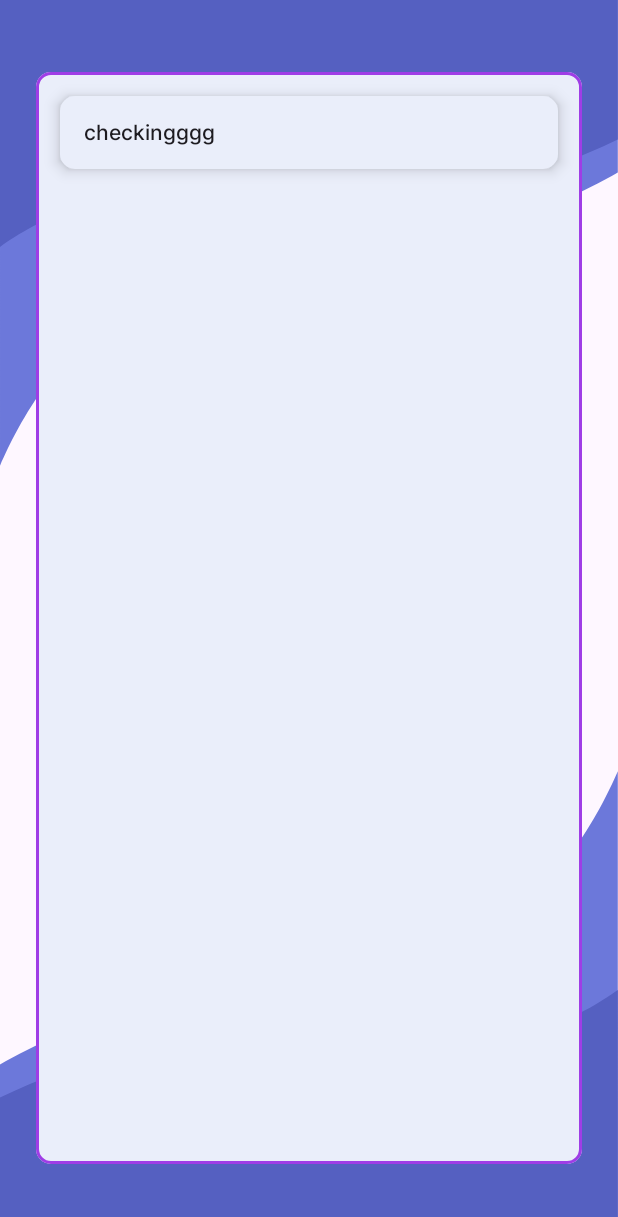
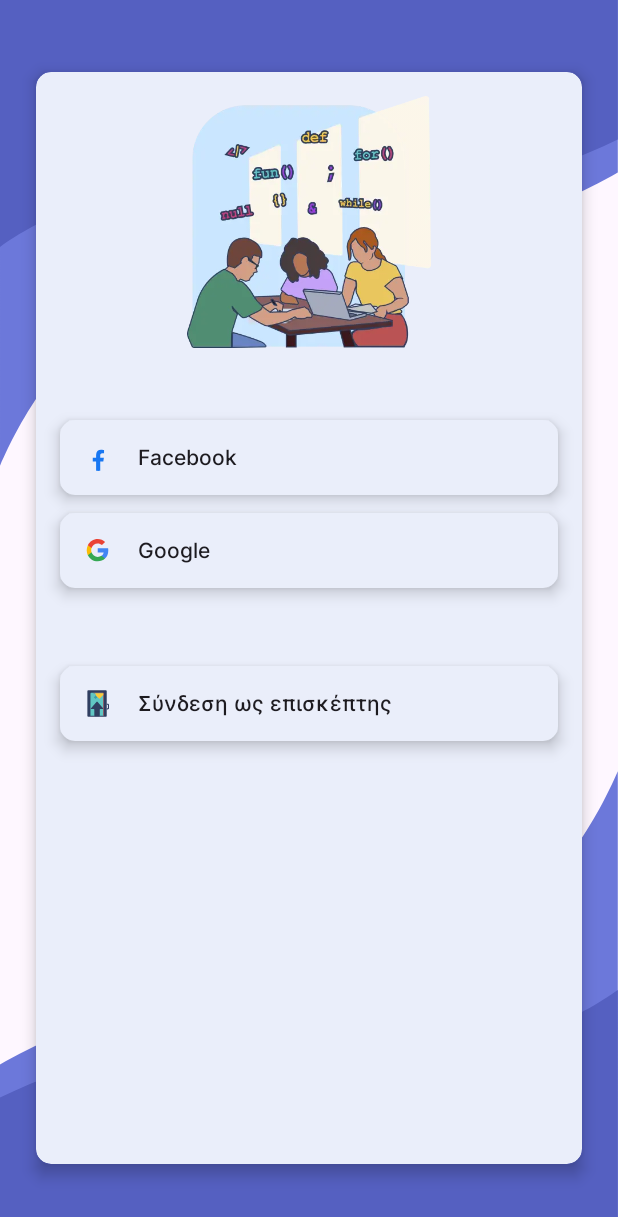
Before and after one commit to aDamian88/LearningZone, an Android app built with Jetpack Compose: the screen it shows after launch (MainActivity), on a phone screen of 412 x 824 dp. Shown: the top 1217 px of the screen. Run offline under Robolectric (Android 15) with nearby library versions, the phone set to English and light mode, and no system bars; our stand-ins replace Dagger/Hilt's generated code, Room's generated code.

Commit message:
UI implementation of Login screen, creation of navigation mechanism.

```diff
--- a/app/build.gradle.kts
+++ b/app/build.gradle.kts
@@ -89,8 +89,9 @@
     // Lifecycle
     implementation("androidx.lifecycle:lifecycle-runtime-compose:2.6.2")
 
-    // Navigation
-    implementation("androidx.navigation:navigation-compose:2.7.5")
+    //Compose Nav Destinations
+    implementation("androidx.navigation:navigation-compose:2.7.7")
+    debugImplementation("androidx.compose.ui:ui-tooling:1.6.3")
 
 }
 
--- a/app/src/main/java/com/adamian/learningzone/MainActivity.kt
+++ b/app/src/main/java/com/adamian/learningzone/MainActivity.kt
@@ -6,7 +6,7 @@
 import androidx.activity.viewModels
 import androidx.navigation.compose.rememberNavController
 import com.adamian.learningzone.domain.model.QuestionItem
-import com.adamian.learningzone.ui.loginscreen.LoginView
+import com.adamian.learningzone.ui.navigation.NavGraph
 import com.adamian.learningzone.ui.theme.LearningZoneAppTheme
 import com.adamian.learningzone.ui.viewmodel.QuestionViewModel
 import dagger.hilt.android.AndroidEntryPoint
@@ -43,8 +43,8 @@
         setContent {
             LearningZoneAppTheme {
                 val navController = rememberNavController()
-                LoginView()
-                }
+                NavGraph(navController)
             }
         }
+    }
 }
--- a/app/src/main/java/com/adamian/learningzone/ui/loginscreen/LoginScreen.kt
+++ b/app/src/main/java/com/adamian/learningzone/ui/loginscreen/LoginScreen.kt
@@ -2,29 +2,43 @@
 
 import androidx.compose.foundation.Image
 import androidx.compose.foundation.background
-import androidx.compose.foundation.border
 import androidx.compose.foundation.layout.Box
+import androidx.compose.foundation.layout.Column
+import androidx.compose.foundation.layout.Row
+import androidx.compose.foundation.layout.Spacer
 import androidx.compose.foundation.layout.fillMaxSize
 import androidx.compose.foundation.layout.fillMaxWidth
+import androidx.compose.foundation.layout.height
 import androidx.compose.foundation.layout.offset
 import androidx.compose.foundation.layout.padding
+import androidx.compose.foundation.layout.size
+import androidx.compose.foundation.layout.width
 import androidx.compose.foundation.shape.RoundedCornerShape
+import androidx.compose.material.icons.Icons
+import androidx.compose.material.icons.filled.Face
 import androidx.compose.material3.Card
 import androidx.compose.material3.CardDefaults
+import androidx.compose.material3.Icon
 import androidx.compose.material3.Scaffold
 import androidx.compose.material3.Text
 import androidx.compose.runtime.Composable
 import androidx.compose.ui.Alignment
 import androidx.compose.ui.Modifier
 import androidx.compose.ui.draw.clip
+import androidx.compose.ui.draw.shadow
+import androidx.compose.ui.graphics.Color
+import androidx.compose.ui.graphics.vector.ImageVector
 import androidx.compose.ui.res.painterResource
+import androidx.compose.ui.res.vectorResource
 import androidx.compose.ui.unit.dp
 import com.adamian.learningzone.R
 import com.adamian.learningzone.ui.theme.LearningZoneAppTheme
 
 
 @Composable
-fun LoginView() {
+fun LoginView(
+    navigateToHome: (Int) -> Unit
+) {
     Scaffold(
 
     ) { padding ->
@@ -55,22 +69,36 @@
                 )
             }
 
-            // Box on top
             Box(
                 modifier = Modifier
-                    .matchParentSize()
+                    .fillMaxSize()
                     .padding(horizontal = 24.dp, vertical = 48.dp) // Add padding for margin
-                    .border(
-                        width = 2.dp,
-                        color = LearningZoneAppTheme.colorScheme.primary,
-                        shape = RoundedCornerShape(10.dp)
+                    .shadow(
+                        elevation = 6.dp,
+                        shape = RoundedCornerShape(10.dp),
+                        clip = true
                     )
                     .clip(RoundedCornerShape(10.dp))
                     .background(LearningZoneAppTheme.colorScheme.background)
                     .align(Alignment.Center)
             ) {
+
+            Column(
+                modifier = Modifier.align(Alignment.TopCenter)
+            ) {
+                Image(
+                    painter = painterResource(id = R.mipmap.studing),
+                    contentDescription = null,
+                    modifier = Modifier
+                        .size(200.dp)
+                        .padding(16.dp)
+                        .align(Alignment.CenterHorizontally)
+                )
+
+                Spacer(modifier = Modifier.height(16.dp))
+
                 Card(
-                    colors= CardDefaults.cardColors(LearningZoneAppTheme.colorScheme.background),
+                    colors = CardDefaults.cardColors(LearningZoneAppTheme.colorScheme.background),
                     elevation = CardDefaults.cardElevation(
                         defaultElevation = 6.dp
                     ),
@@ -79,12 +107,90 @@
                         .fillMaxWidth(),
                     shape = RoundedCornerShape(10.dp)
                 ) {
-                    Text(
-                        text = "checkingggg",
-                        modifier = Modifier.padding(16.dp),
-                        style = LearningZoneAppTheme.typography.labelLarge
-                    )
+                    Row(
+                        verticalAlignment = Alignment.CenterVertically,
+                        modifier = Modifier.padding(16.dp)
+                    ) {
+                        Icon(
+                            imageVector = ImageVector.vectorResource(id = R.drawable.facebook_icon),
+                            tint = Color.Unspecified,
+                            contentDescription = null,
+                            modifier = Modifier.size(18.dp)
+                        )
+
+                        Spacer(modifier = Modifier.width(18.dp))
+
+                        Text(
+                            text = "Facebook",
+                            style = LearningZoneAppTheme.typography.labelLarge
+                        )
+                    }
                 }
+
+                Card(
+                    colors = CardDefaults.cardColors(LearningZoneAppTheme.colorScheme.background),
+                    elevation = CardDefaults.cardElevation(
+                        defaultElevation = 6.dp
+                    ),
+                    modifier = Modifier
+                        .padding(16.dp)
+                        .fillMaxWidth()
+                        .offset(y = (-20).dp),
+                    shape = RoundedCornerShape(10.dp)
+                ) {
+                    Row(
+                        verticalAlignment = Alignment.CenterVertically,
+                        modifier = Modifier.padding(16.dp)
+                    ) {
+
+                        Icon(
+                            imageVector = ImageVector.vectorResource(id = R.drawable.google_icon),
+                            tint = Color.Unspecified,
+                            contentDescription = null,
+                            modifier = Modifier.size(18.dp)
+                        )
+
+                        Spacer(modifier = Modifier.width(18.dp))
+
+                        Text(
+                            text = "Google",
+                            style = LearningZoneAppTheme.typography.labelLarge
+                        )
+                    }
+                }
+
+                Card(
+                    colors = CardDefaults.cardColors(LearningZoneAppTheme.colorScheme.background),
+                    elevation = CardDefaults.cardElevation(
+                        defaultElevation = 6.dp
+                    ),
+                    modifier = Modifier
+                        .padding(16.dp)
+                        .fillMaxWidth(),
+                    shape = RoundedCornerShape(10.dp),
+                    onClick = { navigateToHome(0) }
+                ) {
+                    Row(
+                        verticalAlignment = Alignment.CenterVertically,
+                        modifier = Modifier.padding(16.dp)
+                    ) {
+
+                        Icon(
+                            imageVector = ImageVector.vectorResource(id = R.drawable.visitor_icon),
+                            tint = Color.Unspecified,
+                            contentDescription = null,
+                            modifier = Modifier.size(18.dp)
+                        )
+
+                        Spacer(modifier = Modifier.width(18.dp))
+
+                        Text(
+                            text = "Σύνδεση ως επισκέπτης",
+                            style = LearningZoneAppTheme.typography.labelLarge
+                        )
+                    }
+                }
+            }
             }
         }
     }
--- /dev/null
+++ b/app/src/main/java/com/adamian/learningzone/ui/navigation/NavGraph.kt
@@ -0,0 +1,44 @@
+package com.adamian.learningzone.ui.navigation
+
+import androidx.compose.runtime.Composable
+import androidx.navigation.NavGraphBuilder
+import androidx.navigation.NavHostController
+import androidx.navigation.compose.NavHost
+import androidx.navigation.compose.composable
+import com.adamian.learningzone.ui.components.HomeScreen
+import com.adamian.learningzone.ui.loginscreen.LoginView
+
+
+@Composable
+fun NavGraph(navController: NavHostController) {
+    NavHost(
+        navController = navController,
+        startDestination = NavRoute.Login.path
+    ){
+        addLoginScreen(navController,this)
+        addHomeScreen(navController,this)
+    }
+}
+
+private fun addLoginScreen(
+    navController: NavHostController,
+    navGraphBuilder: NavGraphBuilder
+) {
+    navGraphBuilder.composable(route = NavRoute.Login.path) {
+        LoginView(
+            navigateToHome = { _ ->
+                navController.navigate(NavRoute.Home.path)
+            }
+        )
+    }
+}
+
+private fun addHomeScreen(
+    navController: NavHostController,
+    navGraphBuilder: NavGraphBuilder
+) {
+    navGraphBuilder.composable(route = NavRoute.Home.path) {
+        HomeScreen(
+        )
+    }
+}
--- /dev/null
+++ b/app/src/main/java/com/adamian/learningzone/ui/navigation/NavRoute.kt
@@ -0,0 +1,7 @@
+package com.adamian.learningzone.ui.navigation
+
+sealed class NavRoute(val path: String) {
+
+    object Home: NavRoute("home")
+    object Login: NavRoute("login")
+}
--- /dev/null
+++ b/app/src/main/res/drawable/facebook_icon.xml
@@ -0,0 +1,12 @@
+<vector xmlns:android="http://schemas.android.com/apk/res/android"
+    android:width="40dp"
+    android:height="41dp"
+    android:viewportWidth="40"
+    android:viewportHeight="41">
+  <path
+      android:pathData="M20,20.975m-20,0a20,20 0,1 1,40 0a20,20 0,1 1,-40 0"
+      android:fillColor="#EAEEFA"/>
+  <path
+      android:pathData="M27.784,26.756L28.671,20.974H23.124V17.222C23.124,15.641 23.899,14.099 26.383,14.099H28.906V9.177C28.906,9.177 26.617,8.786 24.428,8.786C19.86,8.786 16.874,11.555 16.874,16.568V20.974H11.795V26.756H16.874V40.732C17.892,40.892 18.936,40.975 19.999,40.975C21.062,40.975 22.106,40.892 23.124,40.732V26.756H27.784Z"
+      android:fillColor="#1877F2"/>
+</vector>
--- /dev/null
+++ b/app/src/main/res/drawable/google_icon.xml
@@ -0,0 +1,18 @@
+<vector xmlns:android="http://schemas.android.com/apk/res/android"
+    android:width="44dp"
+    android:height="44dp"
+    android:viewportWidth="44"
+    android:viewportHeight="44">
+  <path
+      android:pathData="M39.565,21.858C39.565,20.663 39.46,19.528 39.28,18.424H22.364V25.246H32.05C31.616,27.484 30.343,29.375 28.457,30.66V35.198H34.236C37.619,32.037 39.565,27.378 39.565,21.858Z"
+      android:fillColor="#4285F4"/>
+  <path
+      android:pathData="M22.364,39.6C27.215,39.6 31.272,37.966 34.236,35.199L28.457,30.661C26.84,31.75 24.79,32.416 22.364,32.416C17.679,32.416 13.712,29.224 12.289,24.914H6.331V29.587C9.28,35.516 15.343,39.6 22.364,39.6Z"
+      android:fillColor="#34A853"/>
+  <path
+      android:pathData="M12.289,24.914C11.915,23.825 11.72,22.66 11.72,21.45C11.72,20.24 11.93,19.076 12.289,17.987V13.313H6.331C5.104,15.763 4.4,18.516 4.4,21.45C4.4,24.385 5.104,27.137 6.331,29.587L12.289,24.914Z"
+      android:fillColor="#FBBC05"/>
+  <path
+      android:pathData="M22.364,10.484C25.014,10.484 27.379,11.407 29.251,13.207L34.37,8.034C31.272,5.1 27.215,3.3 22.364,3.3C15.343,3.3 9.28,7.384 6.331,13.313L12.289,17.986C13.712,13.676 17.679,10.484 22.364,10.484Z"
+      android:fillColor="#EA4335"/>
+</vector>
--- /dev/null
+++ b/app/src/main/res/drawable/visitor_icon.xml
@@ -0,0 +1,27 @@
+<vector xmlns:android="http://schemas.android.com/apk/res/android"
+    android:width="44dp"
+    android:height="54dp"
+    android:viewportWidth="44"
+    android:viewportHeight="54">
+  <path
+      android:pathData="M39.456,1.992V51.996C39.456,52.923 38.627,53.675 37.619,53.675H2.592C1.583,53.675 0.755,52.923 0.755,51.996V1.992C0.755,1.077 1.583,0.325 2.592,0.325H37.619C38.627,0.325 39.456,1.077 39.456,1.992Z"
+      android:fillColor="#303E60"/>
+  <path
+      android:pathData="M44,29.733V36.54C44,37.893 42.743,38.971 41.196,38.971H39.442V36.502C39.442,36.502 39.553,36.514 39.608,36.514H41.072C41.569,36.514 41.901,36.251 41.901,36.063V30.197C41.901,30.008 41.569,29.745 41.072,29.745H39.608C39.608,29.745 39.484,29.745 39.442,29.758V27.288H41.196C42.743,27.288 44,28.379 44,29.72V29.733Z"
+      android:fillColor="#303E60"/>
+  <path
+      android:pathData="M8.71,5.615H31.5C32.522,5.615 33.337,6.367 33.337,7.282V51.306H6.873V7.294C6.873,6.367 7.702,5.627 8.71,5.627V5.615Z"
+      android:fillColor="#61C6C3"/>
+  <path
+      android:pathData="M12.882,6.291C12.854,6.128 13.351,5.765 13.793,5.615C18.31,5.615 29.304,5.615 33.807,5.615C33.807,20.82 33.807,36.038 33.82,51.243C33.765,51.331 32.702,51.281 32.495,51.281L32.674,6.367L12.868,6.279L12.882,6.291Z"
+      android:fillColor="#AB3A45"/>
+  <path
+      android:pathData="M32.688,6.417C32.729,7.545 32.591,8.636 32.564,9.751C31.404,10.466 25.561,17.097 25.064,17.272C24.94,17.323 24.663,17.247 24.47,17.272C23.103,15.844 19.373,12.81 18.503,11.782C16.487,9.363 17.896,9.513 17.44,8.322C17.205,7.695 15.796,6.968 15.782,6.292H15.906C21.487,6.329 27.08,6.379 32.66,6.417H32.688Z"
+      android:fillColor="#FCC739"/>
+  <path
+      android:pathData="M17.288,10.491L20.533,14.991C15.768,18.451 18.351,18.827 13.807,14.991L17.288,10.491Z"
+      android:fillColor="#3F9CA7"/>
+  <path
+      android:pathData="M32.163,38.019H26.79C26.1,38.019 25.547,38.52 25.547,39.147V51.156C25.547,51.783 24.995,52.284 24.304,52.284H15.906C15.216,52.284 14.663,51.783 14.663,51.156V39.147C14.663,38.52 14.111,38.019 13.42,38.019H8.061C7.578,38.019 7.357,37.342 7.688,36.953L18.489,24.405C19.373,23.365 20.851,23.365 21.749,24.405L32.536,36.953C32.881,37.354 32.647,38.019 32.163,38.019Z"
+      android:fillColor="#303E60"/>
+</vector>
```
Also changed, not shown: app/src/main/res/mipmap-hdpi/studing.webp (added), app/src/main/res/mipmap-mdpi/studing.webp (added), app/src/main/res/mipmap-xhdpi/studing.webp (added), app/src/main/res/mipmap-xxhdpi/studing.webp (added), app/src/main/res/mipmap-xxxhdpi/studing.webp (added).
